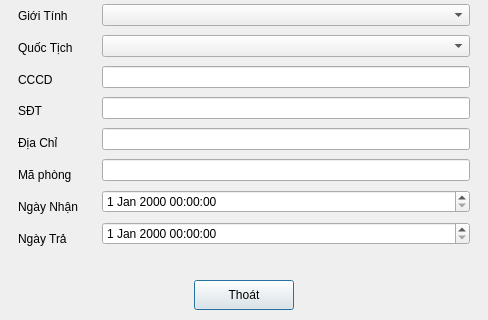
Before: the Qt Designer form QLKH/detailcustomer_dialog.ui in D0ssisme/PYTHON_HOTELMANAGER, drawn with Qt 5; both pictures show x 0 to 488 and y 159 to 479 of the 488 by 479 pixel window.
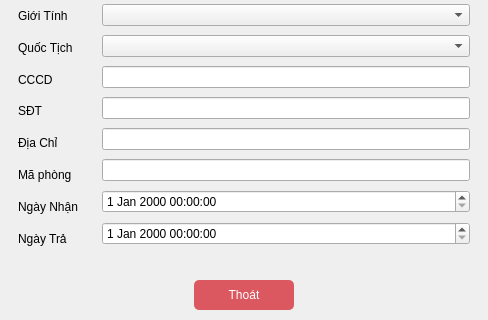
After: the same form once the commit is applied.

Diff of the .ui file:
```diff
--- a/QLKH/detailcustomer_dialog.ui
+++ b/QLKH/detailcustomer_dialog.ui
@@ -311,6 +311,17 @@
           <height>30</height>
          </size>
         </property>
+        <property name="styleSheet">
+         <string notr="true">QPushButton {
+    background-color:#db5860;
+    color: white;
+    border-radius: 5px;
+    padding: 5px;
+}
+QPushButton:hover {
+    background-color: darkred;
+}</string>
+        </property>
         <property name="text">
          <string>Thoát</string>
         </property>
```
